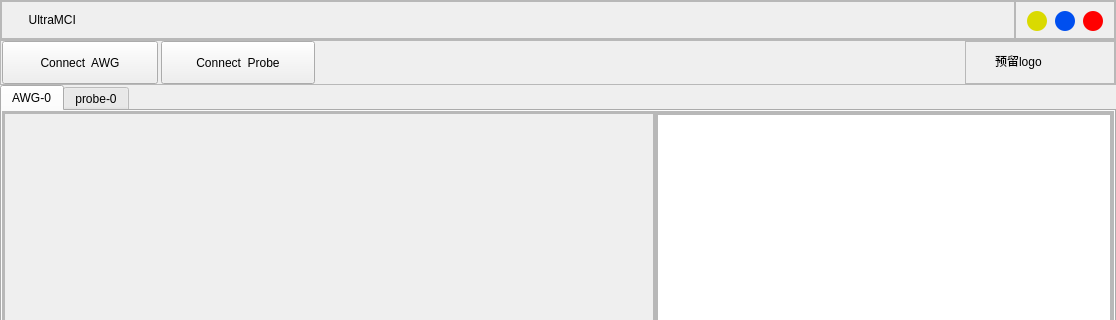
Old version of the form MCIUI/main_widget/frame.ui in the repository sunningxiao/RFSdemo; both pictures show x 0 to 1116 and y 0 to 320 of the 1116 by 697 pixel window.
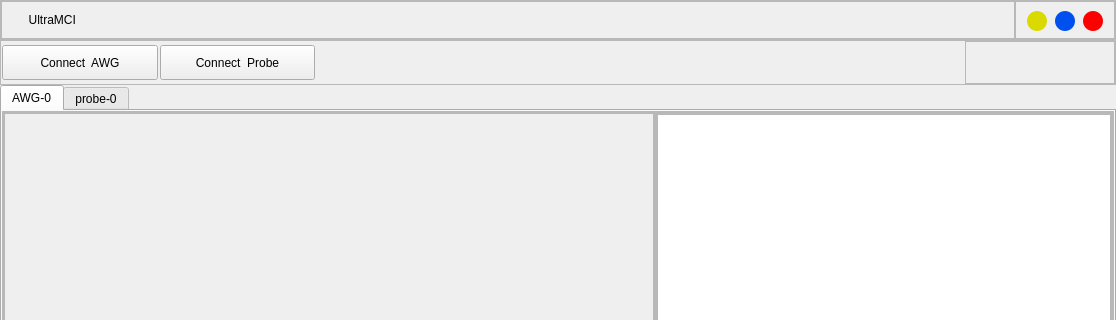
New version of the form.

Diff of the .ui file:
```diff
--- a/MCIUI/main_widget/frame.ui
+++ b/MCIUI/main_widget/frame.ui
@@ -249,7 +249,7 @@
       <item>
        <widget class="QPushButton" name="Connect_AWG">
         <property name="sizePolicy">
-         <sizepolicy hsizetype="Minimum" vsizetype="Expanding">
+         <sizepolicy hsizetype="Minimum" vsizetype="Minimum">
           <horstretch>0</horstretch>
           <verstretch>0</verstretch>
          </sizepolicy>
@@ -257,11 +257,13 @@
         <property name="minimumSize">
          <size>
           <width>157</width>
-          <height>0</height>
+          <height>40</height>
          </size>
         </property>
         <property name="styleSheet">
          <string notr="true">margin-left:1px;
+margin-top:4px;
+margin-bottom:4px;
 font: 12pt &quot;Arial&quot;;</string>
         </property>
         <property name="text">
@@ -284,7 +286,9 @@
          </size>
         </property>
         <property name="styleSheet">
-         <string notr="true">margin-left:3px;
+         <string notr="true">margin-left:2px;
+margin-top:4px;
+margin-bottom:4px;
 font: 12pt &quot;Arial&quot;;</string>
         </property>
         <property name="text">
@@ -319,19 +323,30 @@
         <property name="frameShadow">
          <enum>QFrame::Raised</enum>
         </property>
-        <widget class="QLabel" name="label_15">
-         <property name="geometry">
-          <rect>
-           <x>30</x>
-           <y>10</y>
-           <width>75</width>
-           <height>20</height>
-          </rect>
+        <layout class="QGridLayout" name="gridLayout_10">
+         <property name="leftMargin">
+          <number>0</number>
          </property>
-         <property name="text">
-          <string>预留logo</string>
+         <property name="topMargin">
+          <number>0</number>
          </property>
-        </widget>
+         <property name="rightMargin">
+          <number>0</number>
+         </property>
+         <property name="bottomMargin">
+          <number>0</number>
+         </property>
+         <property name="spacing">
+          <number>0</number>
+         </property>
+         <item row="0" column="0">
+          <widget class="QLabel" name="picture">
+           <property name="text">
+            <string/>
+           </property>
+          </widget>
+         </item>
+        </layout>
        </widget>
       </item>
      </layout>
```
Left out of the diff: 6 changed lines with no effect on the pictures.
